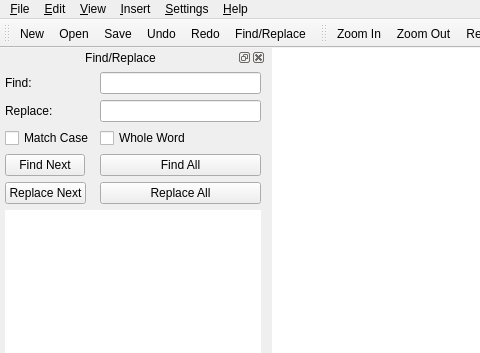
This is src/MainWindow.ui in laikatoolbox/laika-notepad as Qt 5 draws it before an edit; both pictures show x 0 to 480 and y 0 to 353 of the 800 by 600 pixel window. The edited form follows.
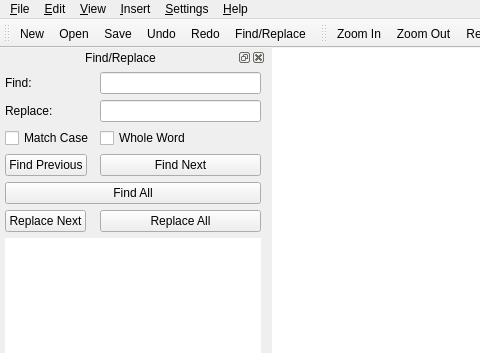
This is the edited form. Icons and pictures are not drawn. Custom widgets are drawn as their Qt base class.

Commit message: better find all

The edit to the form file:
```diff
--- a/src/MainWindow.ui
+++ b/src/MainWindow.ui
@@ -270,41 +270,48 @@
        </property>
       </widget>
      </item>
-     <item row="3" column="0">
-      <widget class="QPushButton" name="findNextButton">
-       <property name="text">
-        <string>Find Next</string>
-       </property>
-      </widget>
-     </item>
-     <item row="3" column="1">
-      <widget class="QPushButton" name="findAllButton">
-       <property name="text">
-        <string>Find All</string>
-       </property>
-      </widget>
-     </item>
-     <item row="4" column="0">
+     <item row="5" column="0">
       <widget class="QPushButton" name="replaceNextButton">
        <property name="text">
         <string>Replace Next</string>
        </property>
       </widget>
      </item>
-     <item row="4" column="1">
+     <item row="5" column="1">
       <widget class="QPushButton" name="replaceAllButton">
        <property name="text">
         <string>Replace All</string>
        </property>
       </widget>
      </item>
-     <item row="5" column="0" colspan="2">
-      <widget class="QTableView" name="findTableVIew">
+     <item row="6" column="0" colspan="2">
+      <widget class="QTableView" name="findTableView">
        <property name="frameShape">
         <enum>QFrame::Shape::NoFrame</enum>
        </property>
       </widget>
      </item>
+     <item row="3" column="0">
+      <widget class="QPushButton" name="findPreviousButton">
+       <property name="text">
+        <string>Find Previous</string>
+       </property>
+      </widget>
+     </item>
+     <item row="3" column="1">
+      <widget class="QPushButton" name="findNextButton">
+       <property name="text">
+        <string>Find Next</string>
+       </property>
+      </widget>
+     </item>
+     <item row="4" column="0" colspan="2">
+      <widget class="QPushButton" name="findAllButton">
+       <property name="text">
+        <string>Find All</string>
+       </property>
+      </widget>
+     </item>
     </layout>
    </widget>
   </widget>
```
The commit also changes 5 other files.
